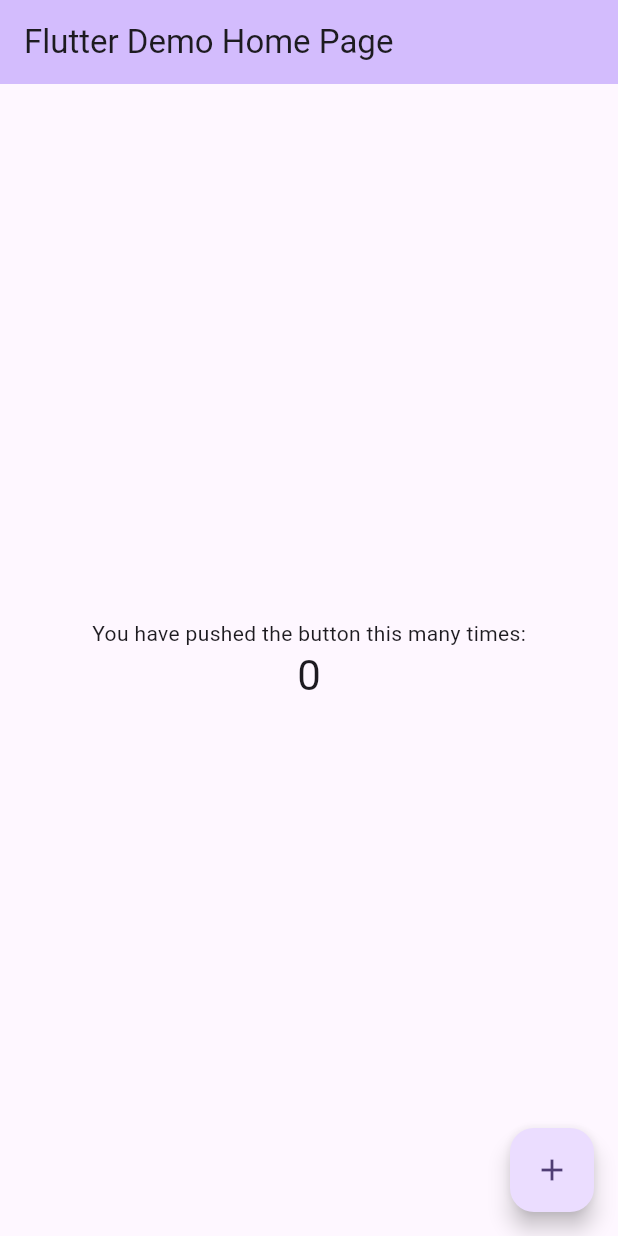
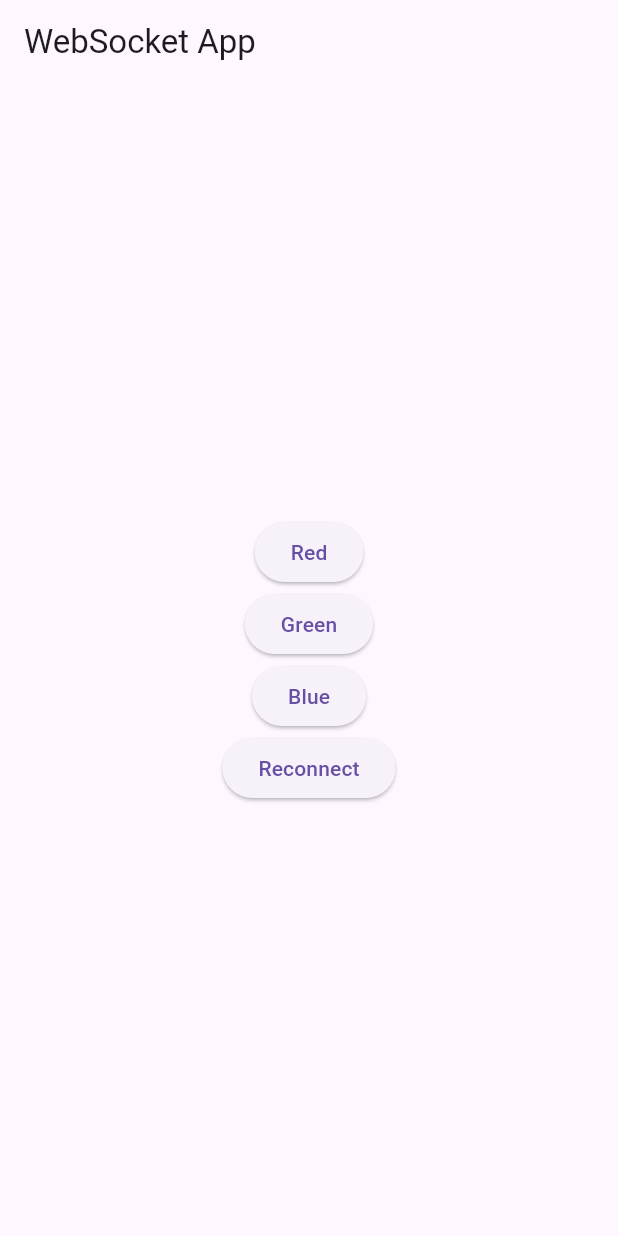
Before and after one commit to kaku-panda/Robot-Debug-App, a Flutter app: the screen it shows after launch, on a phone screen of 412 x 824 dp. Run offline on Flutter 3.47's test engine with Material 3 defaults, Android fonts, the phone set to English and light mode, and no system bars; network calls fail.

Commit message:
とりあえず，接続テスト完了

```diff
--- a/lib/main.dart
+++ b/lib/main.dart
@@ -1,125 +1,124 @@
 import 'package:flutter/material.dart';
+import 'package:web_socket_channel/io.dart';
+import 'package:web_socket_channel/web_socket_channel.dart';
 
-void main() {
-  runApp(const MyApp());
-}
+void main() => runApp(const MyApp());
 
 class MyApp extends StatelessWidget {
   const MyApp({super.key});
 
-  // This widget is the root of your application.
   @override
   Widget build(BuildContext context) {
     return MaterialApp(
-      title: 'Flutter Demo',
+      title: 'Chat app',
       theme: ThemeData(
-        // This is the theme of your application.
-        //
-        // TRY THIS: Try running your application with "flutter run". You'll see
-        // the application has a purple toolbar. Then, without quitting the app,
-        // try changing the seedColor in the colorScheme below to Colors.green
-        // and then invoke "hot reload" (save your changes or press the "hot
-        // reload" button in a Flutter-supported IDE, or press "r" if you used
-        // the command line to start the app).
-        //
-        // Notice that the counter didn't reset back to zero; the application
-        // state is not lost during the reload. To reset the state, use hot
-        // restart instead.
-        //
-        // This works for code too, not just values: Most code changes can be
-        // tested with just a hot reload.
-        colorScheme: ColorScheme.fromSeed(seedColor: Colors.deepPurple),
-        useMaterial3: true,
+        primarySwatch: Colors.blue,
       ),
-      home: const MyHomePage(title: 'Flutter Demo Home Page'),
+      home: const ChatPage(),
     );
   }
 }
 
-class MyHomePage extends StatefulWidget {
-  const MyHomePage({super.key, required this.title});
-
-  // This widget is the home page of your application. It is stateful, meaning
-  // that it has a State object (defined below) that contains fields that affect
-  // how it looks.
-
-  // This class is the configuration for the state. It holds the values (in this
-  // case the title) provided by the parent (in this case the App widget) and
-  // used by the build method of the State. Fields in a Widget subclass are
-  // always marked "final".
-
-  final String title;
+class ChatPage extends StatefulWidget {
+  const ChatPage({super.key});
 
   @override
-  State<MyHomePage> createState() => _MyHomePageState();
+  ChatPageState createState() => ChatPageState();
 }
 
-class _MyHomePageState extends State<MyHomePage> {
-  int _counter = 0;
+class ChatPageState extends State<ChatPage> {
+  List<String> messages = [];
+  late WebSocketChannel channel;
+  bool isLoading = false; // 接続中かどうかを管理するフラグ
 
-  void _incrementCounter() {
+  @override
+  void initState() {
+    super.initState();
+    connectToWebSocket();
+  }
+
+  void connectToWebSocket() async {
+    isLoading = true;
+    setState(() {});
+    try {
+      channel = IOWebSocketChannel.connect(Uri.parse('ws://192.168.42.1:8081'));
+      channel.stream.listen((message) {
+        setState(() {
+          messages.add(message);
+        });
+      });
+    } catch (e) {
+      print(e.toString());
+    } finally {
+      setState(() {
+        isLoading = false;
+      });
+    }
+  }
+
+  void reconnectToWebSocket() async {
     setState(() {
-      // This call to setState tells the Flutter framework that something has
-      // changed in this State, which causes it to rerun the build method below
-      // so that the display can reflect the updated values. If we changed
-      // _counter without calling setState(), then the build method would not be
-      // called again, and so nothing would appear to happen.
-      _counter++;
+      isLoading = true;
     });
+    try {
+      channel.sink.close();
+      channel = IOWebSocketChannel.connect(Uri.parse('ws://192.168.42.1:8081'));
+      channel.stream.listen((message) {
+        setState(() {
+          messages.add(message);
+        });
+      });
+    } catch (e) {
+      print(e.toString());
+    } finally {
+      setState(() {
+        isLoading = false;
+      });
+    }
+  }
+
+  void sendMessage(String message) {
+    if (!isLoading) {
+      channel.sink.add(message);
+    }
+  }
+
+  @override
+  void dispose() {
+    channel.sink.close();
+    super.dispose();
   }
 
   @override
   Widget build(BuildContext context) {
-    // This method is rerun every time setState is called, for instance as done
-    // by the _incrementCounter method above.
-    //
-    // The Flutter framework has been optimized to make rerunning build methods
-    // fast, so that you can just rebuild anything that needs updating rather
-    // than having to individually change instances of widgets.
     return Scaffold(
       appBar: AppBar(
-        // TRY THIS: Try changing the color here to a specific color (to
-        // Colors.amber, perhaps?) and trigger a hot reload to see the AppBar
-        // change color while the other colors stay the same.
-        backgroundColor: Theme.of(context).colorScheme.inversePrimary,
-        // Here we take the value from the MyHomePage object that was created by
-        // the App.build method, and use it to set our appbar title.
-        title: Text(widget.title),
+        title: const Text('WebSocket App'),
       ),
       body: Center(
-        // Center is a layout widget. It takes a single child and positions it
-        // in the middle of the parent.
         child: Column(
-          // Column is also a layout widget. It takes a list of children and
-          // arranges them vertically. By default, it sizes itself to fit its
-          // children horizontally, and tries to be as tall as its parent.
-          //
-          // Column has various properties to control how it sizes itself and
-          // how it positions its children. Here we use mainAxisAlignment to
-          // center the children vertically; the main axis here is the vertical
-          // axis because Columns are vertical (the cross axis would be
-          // horizontal).
-          //
-          // TRY THIS: Invoke "debug painting" (choose the "Toggle Debug Paint"
-          // action in the IDE, or press "p" in the console), to see the
-          // wireframe for each widget.
-          mainAxisAlignment: MainAxisAlignment.center,
-          children: <Widget>[
-            const Text(
-              'You have pushed the button this many times:',
+           crossAxisAlignment: CrossAxisAlignment.center,
+           mainAxisAlignment: MainAxisAlignment.center,
+          children: [
+            ElevatedButton(
+              onPressed: () => sendMessage('red'),
+              child: const Text('Red'),
             ),
-            Text(
-              '$_counter',
-              style: Theme.of(context).textTheme.headlineMedium,
+            ElevatedButton(
+              onPressed: () => sendMessage('green'),
+              child: const Text('Green'),
+            ),
+            ElevatedButton(
+              onPressed: () => sendMessage('blue'),
+              child: const Text('Blue'),
+            ),
+            ElevatedButton(
+              onPressed: isLoading ? null : reconnectToWebSocket,
+              child: isLoading ? const CircularProgressIndicator() : const Text('Reconnect'),
             ),
           ],
         ),
       ),
-      floatingActionButton: FloatingActionButton(
-        onPressed: _incrementCounter,
-        tooltip: 'Increment',
-        child: const Icon(Icons.add),
-      ), // This trailing comma makes auto-formatting nicer for build methods.
     );
   }
 }
--- a/pubspec.yaml
+++ b/pubspec.yaml
@@ -35,6 +35,9 @@ dependencies:
   # The following adds the Cupertino Icons font to your application.
   # Use with the CupertinoIcons class for iOS style icons.
   cupertino_icons: ^1.0.6
+  get: ^4.6.6
+  socket_io_client: ^2.0.3+1
+  web_socket_channel: ^2.4.4
 
 dev_dependencies:
   flutter_test:
```
Also changed, not shown: pubspec.lock.
